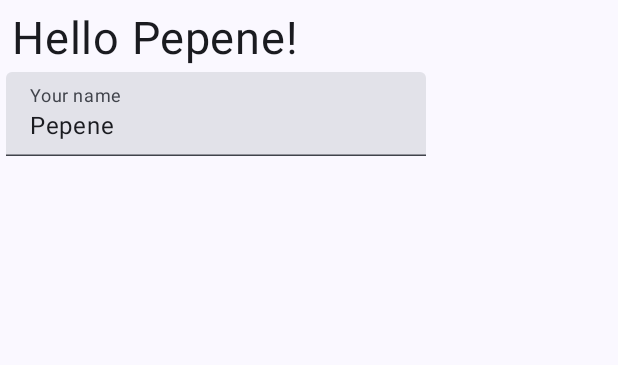
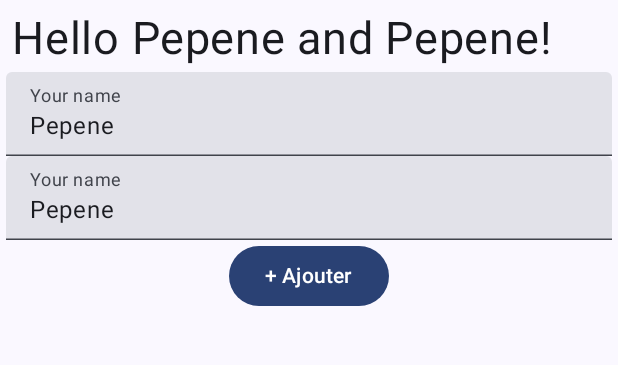
Before and after one commit to ppenelon/passordr-android, an Android app built with Jetpack Compose: the screen it shows after launch (MainActivity), on a phone screen of 412 x 824 dp, the part 96-461 px from its top. Run offline under Robolectric (Android 15) with nearby library versions, the phone set to English and light mode, and no system bars.

Commit message:
Handle mutable list of inputs

```diff
--- a/app/src/main/java/com/ppenelon/passordr/MainActivity.kt
+++ b/app/src/main/java/com/ppenelon/passordr/MainActivity.kt
@@ -9,6 +9,9 @@ import androidx.compose.foundation.layout.Column
 import androidx.compose.foundation.layout.fillMaxSize
 import androidx.compose.foundation.layout.fillMaxWidth
 import androidx.compose.foundation.layout.padding
+import androidx.compose.foundation.lazy.LazyColumn
+import androidx.compose.foundation.lazy.items
+import androidx.compose.material3.Button
 import androidx.compose.material3.ExperimentalMaterial3Api
 import androidx.compose.material3.MaterialTheme
 import androidx.compose.material3.Scaffold
@@ -21,7 +24,9 @@ import androidx.compose.runtime.Composable
 import androidx.compose.runtime.mutableStateOf
 import androidx.compose.runtime.remember
 import androidx.compose.runtime.getValue
+import androidx.compose.runtime.mutableStateListOf
 import androidx.compose.runtime.setValue
+import androidx.compose.ui.Alignment
 import androidx.compose.ui.Modifier
 import androidx.compose.ui.tooling.preview.Preview
 import androidx.compose.ui.unit.dp
@@ -59,22 +64,49 @@ class MainActivity : ComponentActivity() {
     }
 }
 
+class Username(
+    initialUsername: String
+) {
+    var name by mutableStateOf(initialUsername)
+}
+
 @Composable
 fun Greeting(name: String, modifier: Modifier = Modifier) {
-    var username by remember { mutableStateOf(name) }
 
-    Surface(color = MaterialTheme.colorScheme.background, modifier = Modifier.fillMaxWidth(1f).padding(4.dp)) {
+    val usernames = remember { mutableStateListOf<Username>().apply { add(Username(name)); add(Username(name)); } }
+    val namesStr = usernames
+        .filter { it.name.isNotBlank() }
+        .joinToString(" and ") { it.name.trim() }
+
+    Surface(
+        color = MaterialTheme.colorScheme.background,
+        modifier = modifier
+            .fillMaxWidth(1f)
+            .padding(4.dp),
+    ) {
         Column {
             Text(
-                text = "Hello $username!",
+                text = "Hello $namesStr!",
                 fontSize = 30.sp,
-                modifier = modifier.padding(4.dp)
+                modifier = Modifier.padding(4.dp)
             )
-            TextField(
-                value = username,
-                onValueChange = { username = it },
-                label = { Text("Your name") }
-            )
+            LazyColumn {
+                items(usernames) { username ->
+                    TextField(
+                        value = username.name,
+                        onValueChange = { username.name = it },
+                        label = { Text("Your name") },
+                        modifier = Modifier.fillMaxWidth()
+                    )
+                }
+            }
+
+            Button(
+                onClick = { usernames.add(Username("")) },
+                modifier = Modifier.align(Alignment.CenterHorizontally)
+            ) {
+                Text(text = "+ Ajouter")
+            }
         }
     }
 }
```
